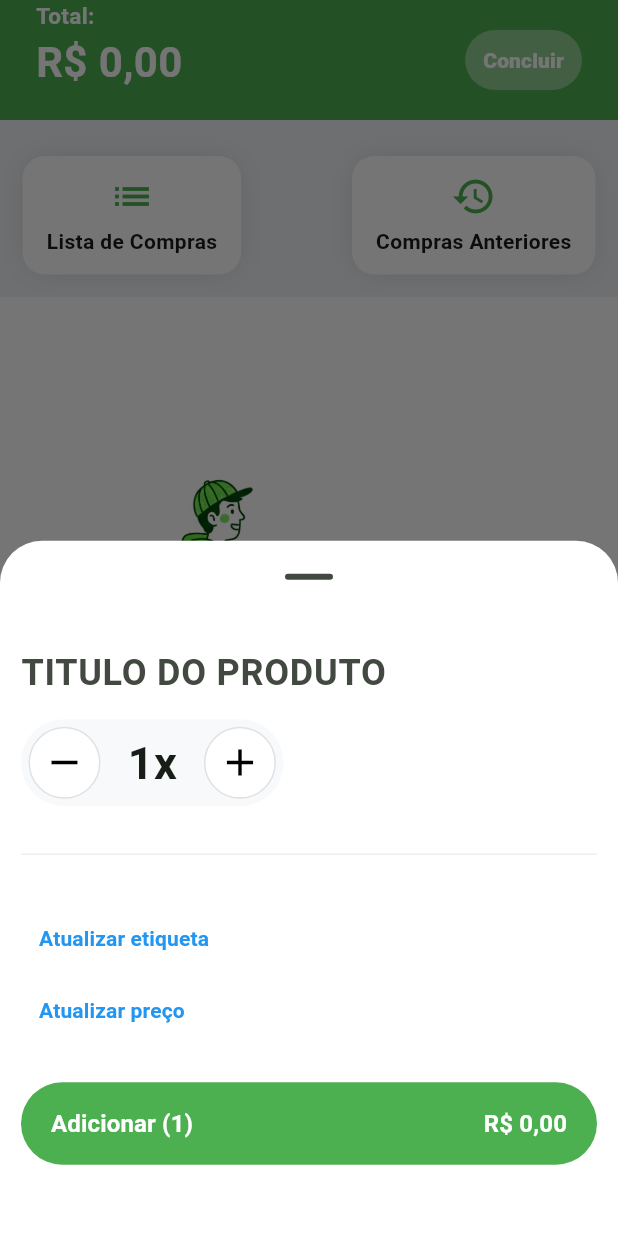
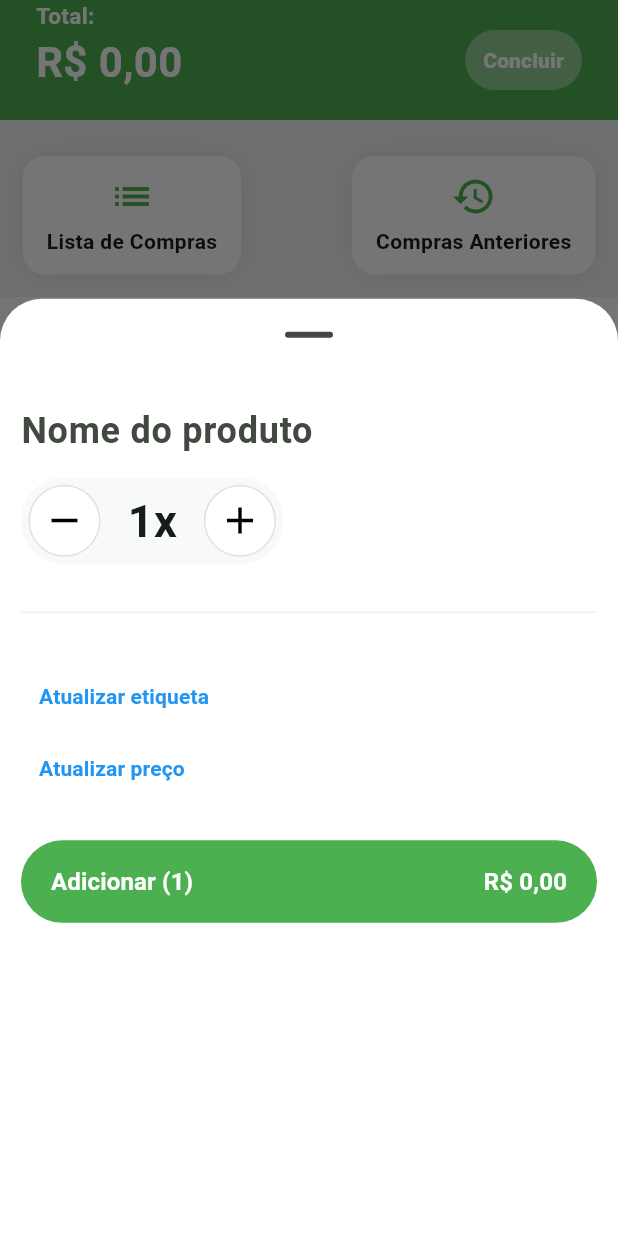
Before and after one commit to devcsuzarte/easy_cart, a Flutter app: the screen it shows after launch, after a tap on the "add shopping cart" icon, on a phone screen of 412 x 824 dp. Run offline on Flutter 3.47's test engine with Material 3 defaults, Android fonts, the phone set to English and light mode, and no system bars; drawn by our look-alikes of skeletonizer; our stand-ins replace currency_text_input_formatter, image_picker, sqflite, stacked; missing offline and left inert: google_mlkit_text_recognition; accounts and stored records are empty.

Commit message:
fix: keyboard issues

```diff
--- a/lib/main.dart
+++ b/lib/main.dart
@@ -33,6 +33,7 @@ class MyApp extends StatelessWidget {
 				)
 			],
 			child: MaterialApp(
+				debugShowCheckedModeBanner: false,
 				initialRoute: '/',
 				routes: {
 					'/': (context) => const CartPage(),
--- a/lib/ui/cart/cart_page.dart
+++ b/lib/ui/cart/cart_page.dart
@@ -55,7 +55,7 @@ class _CartPageState extends State<CartPage> {
 									Navigator.pop(context);
 								},
 								altFunctionMessage: 'Cancelar',
-								title: 'Confirmar exclusão',
+								title: 'Finalizar carrinho',
 								message: 'Todos os itens serão deletados do seu carrinho',
 								buttonTitle: 'Confirmar',
 								primaryButtonDestructive: true
@@ -70,6 +70,7 @@ class _CartPageState extends State<CartPage> {
 						showModalBottomSheet(
 							context: context,
 							showDragHandle: true,
+							isScrollControlled: true,
 							backgroundColor: Colors.white,
 							builder: (context) => ScanScreen()
 						).whenComplete( (){
@@ -156,7 +157,6 @@ class _CartPageState extends State<CartPage> {
 				  					  		showModalBottomSheet(
 				  					  			context: context,
 				  					  			showDragHandle: true,
-				  					  			backgroundColor: Colors.white,
 				  					  			builder: (context) => ScanScreen(
 				  					  				isEditing: true,
 				  					  				product: products[index],
--- a/lib/ui/list/list_page.dart
+++ b/lib/ui/list/list_page.dart
@@ -87,6 +87,7 @@ class _ListPageState extends State<ListPage> {
 							showModalBottomSheet(
 								context: context,
 								showDragHandle: true,
+								isScrollControlled: true,
 								backgroundColor: Colors.white,
 								builder: (context)
 									=> ListAddItem(model: model)
--- a/lib/ui/scan/scan_screen.dart
+++ b/lib/ui/scan/scan_screen.dart
@@ -107,8 +107,16 @@ class _ScanScreenState extends State<ScanScreen> {
 				(event) => amount = event.neu
 			);
 		},
-		builder: (context, model, child) => Padding(
+		builder: (context, model, child) => InkWell(
+			enableFeedback: false,
+			highlightColor: Colors.transparent,
+			splashColor: Colors.transparent,
+			onTap: () {
+				FocusScope.of(context).unfocus();
+			},
+				  child: Container(
 									padding: const EdgeInsets.all(14.0),
+									height: MediaQuery.of(context).size.height * 0.7,
 									child: Column(
 									crossAxisAlignment: CrossAxisAlignment.start,
 									mainAxisAlignment: MainAxisAlignment.start,
@@ -124,7 +132,7 @@ class _ScanScreenState extends State<ScanScreen> {
 													fontWeight: FontWeight.bold
 												),
 												decoration: InputDecoration(
-								hintText: 'TITULO DO PRODUTO',
+													hintText: 'Nome do produto',
 													border: InputBorder.none
 												)
 											)
@@ -311,6 +319,7 @@ class _ScanScreenState extends State<ScanScreen> {
 										)
 									]
 									)
+				  ),
 				));
 	}
 }
--- a/lib/ui/scan/scan_viewmodel.dart
+++ b/lib/ui/scan/scan_viewmodel.dart
@@ -16,8 +16,8 @@ class ScanViewmodel extends FutureViewModel {
 	ReactiveValue<String> label = ReactiveValue(''),
 		price = ReactiveValue('0,00'),
 		total = ReactiveValue('0,00');
-	ReactiveValue<List<String>> labelsList = ReactiveValue(List.empty()),
-		pricesList = ReactiveValue(List.empty());
+	ReactiveValue<List<String>> labelsList = ReactiveValue(List.empty());
+	ReactiveValue<List<double>>	pricesList = ReactiveValue(List.empty());
 	ReactiveValue<int> labelSelected = ReactiveValue(0),
 		priceSelected = ReactiveValue(0),
 		amount = ReactiveValue(1);
@@ -105,7 +105,7 @@ class ScanViewmodel extends FutureViewModel {
 	}
 
 	void setPrice() {
-		price.value = pricesList.value.isNotEmpty ? pricesList.value.first : '0,00';
+		price.value = pricesList.value.isNotEmpty ? (pricesList.value.first).toStringAsFixed(2) : '0,00';
 		updateTotalPrice(price.value);
 		notifyListeners();
 	}
--- a/lib/utils/scanner.dart
+++ b/lib/utils/scanner.dart
@@ -1,11 +1,12 @@
 import 'dart:io';
+import 'package:easy_cart/utils/price.dart';
 import 'package:image_picker/image_picker.dart';
 import 'package:google_mlkit_text_recognition/google_mlkit_text_recognition.dart';
 import 'package:easy_cart/utils/text.dart';
 
 class Scanner {
 	final List<String> _possibleLables = [];
-  	final List<String> _possiblePrices = [];
+  	final List<double> _possiblePrices = [];
 
 	Future<void> processScan(XFile labelImage) async {
 		final textRecognizer = TextRecognizer(script: TextRecognitionScript.latin);
@@ -20,7 +21,7 @@ class Scanner {
 					_possibleLables.add(line.text);
 				}
 				if(TextUtils.isPriceValid(line.text)) {
-					_possiblePrices.add(TextUtils.getConvertedPrice(line.text));
+					_possiblePrices.add(PriceUtils.formatedToDouble(line.text));
 				}
 			}
 		}
@@ -30,7 +31,7 @@ class Scanner {
 		return _possibleLables;
 	}
 
-	List<String> getPrices(){
+	List<double> getPrices(){
 		return _possiblePrices;
 	}
 }
```
Also changed, not shown: lib/ui/list/list_add_item.dart (+10 -1 lines), lib/utils/price.dart (+7 -2 lines). Lines whose indentation alone changed are shown as unchanged.
